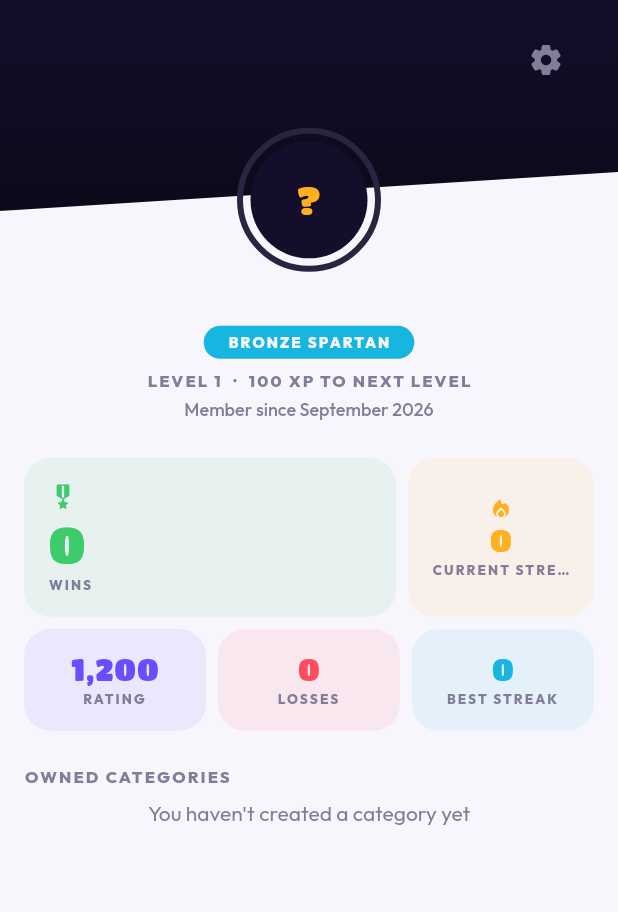
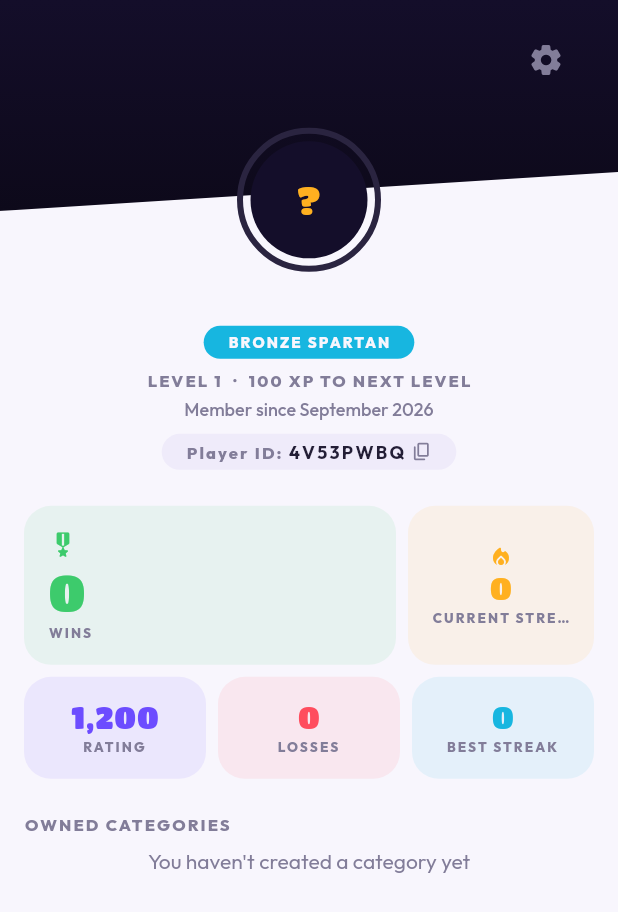
Before and after one commit to RonySaadeh/Tahadi-al-amaliqa, a Flutter app: the ProfileScreen screen opened directly, in the side drawer, after a tap on the "settings" icon, on a phone screen of 412 x 824 dp. Shown: the top 912 px of the screen. Run offline on Flutter 3.47's test engine with Material 3 defaults, Android fonts, the phone set to English and light mode, and no system bars; our stand-ins replace cloud_firestore, cloud_functions, confetti, connectivity_plus, equatable, firebase_auth and 7 more; accounts and stored records are empty; generated files the repository leaves out were written again.

Commit message:
Fix friend search/loading, add Player IDs, and fix status-bar collision
Friends "not existing" + stuck loading: the friendships/duels read rules
ORed two different resource.data fields (fromUserId/toUserId,
player1Id/player2Id), which Firestore silently refuses to validate for a
list query that only filters one of those fields — the client's merge-two-
queries workaround for this then swallowed the resulting permission error
(no onError on the stream .listen calls), leaving the friends list and
recent-duels list stuck in perpetual loading. Fixed by writing a
participantIds array on both docs and switching both the rules and the
client queries to a single array-contains query, which Firestore can prove
safe. Also fixed searchUsers being case-sensitive.

Added a Player ID: an 8-character shareable code generated per account,
shown with a copy button on the profile screen, and searchable alongside
name. Existing accounts self-heal their missing playerId/displayNameLower
the next time they open their profile.

Fixed the arena header content (avatar, name, settings icon) rendering
under the phone's status bar/notch — ArenaPanel now adds the device's top
safe-area inset to its content padding while keeping its background
full-bleed.

Co-Authored-By: Claude Sonnet 5 <noreply@anthropic.com>
Claude-Session: https://claude.ai/code/session_01KVuZ5vGDi7gdiYpazC7Vn2

```diff
--- a/lib/core/widgets/arena_panel.dart
+++ b/lib/core/widgets/arena_panel.dart
@@ -43,8 +43,14 @@ class ArenaPanel extends StatelessWidget {
         ),
         // The clip eats into the bottom-right corner, so anything sitting at
         // the bottom of the panel needs the slant added back as padding or
-        // it gets sliced.
-        padding: padding.add(EdgeInsets.only(bottom: slantHeight)),
+        // it gets sliced. The status bar/notch height is added to the top
+        // for the same kind of reason: every caller uses this panel as a
+        // full-bleed screen-top hero with no `AppBar`/`SafeArea` of its own
+        // (that's the whole point — see the class doc), so without this the
+        // panel's own content (a title, an avatar row, a settings icon)
+        // would render right up against the device's status bar instead of
+        // just the background gradient bleeding under it.
+        padding: padding.add(EdgeInsets.only(top: MediaQuery.paddingOf(context).top, bottom: slantHeight)),
         child: child,
       ),
     );
--- a/lib/data/models/user_model.dart
+++ b/lib/data/models/user_model.dart
@@ -1,3 +1,5 @@
+import 'dart:math';
+
 import 'package:cloud_firestore/cloud_firestore.dart';
 import 'package:equatable/equatable.dart';
 
@@ -13,6 +15,7 @@ import '../../core/constants/app_constants.dart';
 class UserModel extends Equatable {
   const UserModel({
     required this.uid,
+    required this.playerId,
     required this.displayName,
     required this.email,
     this.photoUrl,
@@ -29,6 +32,13 @@ class UserModel extends Equatable {
   });
 
   final String uid;
+
+  /// A short, shareable code (e.g. `K7QX2M9P`) a player can hand another
+  /// player so they can find and add them without knowing/typing an exact
+  /// display name — see [generatePlayerId] and
+  /// `FriendsRepository.searchUsers`. Generated once at account creation and
+  /// never changes.
+  final String playerId;
   final String displayName;
   final String email;
   final String? photoUrl;
@@ -59,10 +69,27 @@ class UserModel extends Equatable {
 
   int winsInCategory(String categoryId) => categoryWins[categoryId] ?? 0;
 
+  /// An 8-character shareable code from an alphabet with the visually
+  /// confusable characters (`0`/`O`, `1`/`I`/`L`) removed, so a code read
+  /// aloud or copy-pasted is never ambiguous. Not guaranteed globally unique
+  /// the way `uid` is — at 32^8 (~1.1 trillion) combinations a collision is
+  /// astronomically unlikely for this app's scale, and a duplicate would
+  /// only ever mean `searchUsers`'s exact-match returns two people instead
+  /// of one, never a security issue (it's a public handle, not a secret).
+  static String generatePlayerId({Random? random}) {
+    const alphabet = '23456789ABCDEFGHJKMNPQRSTUVWXYZ';
+    final rng = random ?? Random.secure();
+    return List.generate(8, (_) => alphabet[rng.nextInt(alphabet.length)]).join();
+  }
+
   factory UserModel.fromFirestore(DocumentSnapshot<Map<String, dynamic>> doc) {
     final data = doc.data() ?? <String, dynamic>{};
     return UserModel(
       uid: doc.id,
+      // Empty for accounts created before Player ID shipped — self-healed
+      // on their next profile-screen visit, see `ProfileScreen`'s
+      // `ref.listen(currentUserProvider, ...)`.
+      playerId: data['playerId'] as String? ?? '',
       displayName: data['displayName'] as String? ?? '',
       email: data['email'] as String? ?? '',
       photoUrl: data['photoUrl'] as String?,
@@ -93,7 +120,9 @@ class UserModel extends Equatable {
 
   /// Full document written once, on first sign-in only.
   Map<String, dynamic> toInitialFirestoreMap() => {
+    'playerId': playerId,
     'displayName': displayName,
+    'displayNameLower': displayName.toLowerCase(),
     'email': email,
     'photoUrl': photoUrl,
     'elo': AppConstants.startingElo,
@@ -108,13 +137,24 @@ class UserModel extends Equatable {
 
   /// The only fields a client is allowed to update directly (matches
   /// `firestore.rules`). Everything score-related goes through Cloud
-  /// Functions instead.
+  /// Functions instead. `displayNameLower` is derived and kept in lockstep
+  /// with `displayName` here rather than left for the caller to remember —
+  /// `firestore.rules` also re-derives and checks it.
   static Map<String, dynamic> editableFields({String? displayName, String? photoUrl, String? locale}) {
     return {
       if (displayName != null) 'displayName': displayName,
+      if (displayName != null) 'displayNameLower': displayName.toLowerCase(),
       if (photoUrl != null) 'photoUrl': photoUrl,
       if (locale != null) 'locale': locale,
     };
+  }
+
+  /// One-time repair for an account created before Player ID /
+  /// case-insensitive search existed — see `firestore.rules`'s
+  /// `!('playerId' in resource.data)` update branch, which only allows this
+  /// exact write, and only once.
+  static Map<String, dynamic> legacyBackfillFields({required String playerId, required String displayName}) {
+    return {'playerId': playerId, 'displayNameLower': displayName.toLowerCase()};
   }
 
   UserModel copyWith({
@@ -132,6 +172,7 @@ class UserModel extends Equatable {
   }) {
     return UserModel(
       uid: uid,
+      playerId: playerId,
       displayName: displayName ?? this.displayName,
       email: email,
       photoUrl: photoUrl ?? this.photoUrl,
@@ -151,6 +192,7 @@ class UserModel extends Equatable {
   @override
   List<Object?> get props => [
     uid,
+    playerId,
     displayName,
     email,
     photoUrl,
--- a/lib/data/repositories/user_repository.dart
+++ b/lib/data/repositories/user_repository.dart
@@ -46,6 +46,15 @@ class UserRepository {
     await _firestore.users.doc(uid).update(updates);
   }
 
+  /// One-time repair for an account created before `playerId` existed — see
+  /// [UserModel.legacyBackfillFields] and the matching narrow update path in
+  /// `firestore.rules` that only allows this while `playerId` is absent.
+  Future<void> backfillLegacyProfileFields(String uid, {required String playerId, required String displayName}) {
+    return _firestore.users
+        .doc(uid)
+        .update(UserModel.legacyBackfillFields(playerId: playerId, displayName: displayName));
+  }
+
   /// Fetches multiple profiles in one batch, e.g. to show opponent names in
   /// a duel history list. Firestore `whereIn` is capped at 30 ids.
   Future<List<UserModel>> getUsersByIds(List<String> uids) async {
--- a/lib/features/auth/auth_controller.dart
+++ b/lib/features/auth/auth_controller.dart
@@ -72,6 +72,7 @@ class AuthController extends Notifier<AsyncValue<void>> {
     await userRepository.createInitialProfile(
       UserModel(
         uid: user.uid,
+        playerId: UserModel.generatePlayerId(),
         displayName: user.displayName ?? fallbackDisplayName ?? user.email?.split('@').first ?? 'Player',
         email: user.email ?? '',
         photoUrl: user.photoURL,
--- a/lib/features/profile/profile_controller.dart
+++ b/lib/features/profile/profile_controller.dart
@@ -1,6 +1,8 @@
 import 'package:flutter_riverpod/flutter_riverpod.dart';
 
 import '../../core/providers/core_providers.dart';
+import '../../data/models/user_model.dart';
+import '../home/home_controller.dart';
 
 /// The profile screen reuses `currentUserProvider` from the home feature
 /// (see `features/home/home_controller.dart`) and `myCategoriesProvider`
@@ -35,8 +37,37 @@ class ProfileController extends Notifier<AsyncValue<void>> {
       await ref.read(userRepositoryProvider).updateProfile(uid, locale: locale);
     });
   }
+
+  /// Called from `ProfileScreen` the moment it sees the signed-in player's
+  /// own doc missing a `playerId` — an account created before that field
+  /// existed. `firestore.rules` only allows this exact write while
+  /// `playerId` is still absent, so it's safe to call this unconditionally
+  /// every time that's true rather than tracking "have I already tried".
+  Future<void> backfillLegacyPlayerId(UserModel user) async {
+    if (user.playerId.isNotEmpty) return;
+    await ref
+        .read(userRepositoryProvider)
+        .backfillLegacyProfileFields(
+          user.uid,
+          playerId: UserModel.generatePlayerId(),
+          displayName: user.displayName,
+        );
+  }
 }
 
 final profileControllerProvider = NotifierProvider<ProfileController, AsyncValue<void>>(
   ProfileController.new,
 );
+
+/// Self-heals an account created before Player ID existed, the moment its
+/// own profile doc is seen missing one — same "run a side effect as a
+/// plain `Provider<void>` reacts" pattern as `presenceControllerProvider`
+/// in `core_providers.dart`. Watched from `ProfileScreen`; harmless to
+/// re-run on every `currentUserProvider` emission (e.g. a presence
+/// heartbeat) since it's a no-op once `playerId` is no longer empty.
+final playerIdBackfillProvider = Provider<void>((ref) {
+  final user = ref.watch(currentUserProvider).value;
+  if (user != null && user.playerId.isEmpty) {
+    ref.read(profileControllerProvider.notifier).backfillLegacyPlayerId(user);
+  }
+});
--- a/lib/features/profile/screens/profile_screen.dart
+++ b/lib/features/profile/screens/profile_screen.dart
@@ -1,4 +1,5 @@
 import 'package:flutter/material.dart';
+import 'package:flutter/services.dart';
 import 'package:flutter_riverpod/flutter_riverpod.dart';
 
 import '../../../core/theme/app_colors.dart';
@@ -66,6 +67,12 @@ class ProfileScreen extends ConsumerWidget {
     );
   }
 
+  void _copyPlayerId(BuildContext context, WidgetRef ref, String playerId) {
+    final l10n = AppLocalizations.of(context)!;
+    Clipboard.setData(ClipboardData(text: playerId));
+    ScaffoldMessenger.of(context).showSnackBar(SnackBar(content: Text(l10n.profilePlayerIdCopied)));
+  }
+
   @override
   Widget build(BuildContext context, WidgetRef ref) {
     final l10n = AppLocalizations.of(context)!;
@@ -73,6 +80,11 @@ class ProfileScreen extends ConsumerWidget {
     final userAsync = ref.watch(currentUserProvider);
     final categoriesAsync = ref.watch(myCategoriesProvider);
     final locale = Localizations.localeOf(context).languageCode;
+
+    // Accounts created before Player ID existed have an empty one — repair
+    // it the moment we see that, so it's ready by the time the user reaches
+    // for the copy button below. See `playerIdBackfillProvider`.
+    ref.watch(playerIdBackfillProvider);
 
     return userAsync.when(
       loading: () => const Scaffold(body: SkeletonList()),
@@ -152,6 +164,10 @@ class ProfileScreen extends ConsumerWidget {
                   style: theme.textTheme.bodySmall,
                 ),
               ),
+              if (user.playerId.isNotEmpty) ...[
+                const SizedBox(height: AppSpacing.sm),
+                Center(child: _PlayerIdChip(playerId: user.playerId, onTap: () => _copyPlayerId(context, ref, user.playerId))),
+              ],
 
               const SizedBox(height: AppSpacing.lg),
               Padding(
@@ -341,6 +357,52 @@ class _LevelRingAvatar extends StatelessWidget {
   }
 }
 
+/// The player's shareable code, styled like a little badge rather than
+/// plain text — it's meant to be noticed and tapped, not just read.
+class _PlayerIdChip extends StatelessWidget {
+  const _PlayerIdChip({required this.playerId, required this.onTap});
+
+  final String playerId;
+  final VoidCallback onTap;
+
+  @override
+  Widget build(BuildContext context) {
+    final l10n = AppLocalizations.of(context)!;
+    final theme = Theme.of(context);
+
+    return Material(
+      color: AppColors.surfaceRaised,
+      borderRadius: BorderRadius.circular(AppSpacing.radiusPill),
+      child: InkWell(
+        onTap: onTap,
+        borderRadius: BorderRadius.circular(AppSpacing.radiusPill),
+        child: Padding(
+          padding: const EdgeInsets.symmetric(horizontal: AppSpacing.md, vertical: AppSpacing.xs),
+          child: Row(
+            mainAxisSize: MainAxisSize.min,
+            children: [
+              Text(
+                '${l10n.profilePlayerIdLabel}: ',
+                style: theme.textTheme.labelSmall?.copyWith(color: AppColors.textSecondary),
+              ),
+              Text(
+                playerId,
+                textDirection: TextDirection.ltr,
+                style: theme.textTheme.labelMedium?.copyWith(
+                  fontWeight: FontWeight.w800,
+                  letterSpacing: 1.5,
+                ),
+              ),
+              const SizedBox(width: AppSpacing.xs),
+              const Icon(Icons.copy_rounded, size: 14, color: AppColors.textSecondary),
+            ],
+          ),
+        ),
+      ),
+    );
+  }
+}
+
 class _Section extends StatelessWidget {
   const _Section({required this.title});
 
--- a/lib/l10n/app_ar.arb
+++ b/lib/l10n/app_ar.arb
@@ -186,6 +186,8 @@
   },
   "profileOwnedCategories": "فئاتي المملوكة",
   "profileEditName": "تعديل الاسم",
+  "profilePlayerIdLabel": "معرّف اللاعب",
+  "profilePlayerIdCopied": "تم نسخ معرّف اللاعب",
   "profileLanguage": "اللغة",
   "profileLanguageArabic": "العربية",
   "profileLanguageEnglish": "English",
@@ -193,7 +195,7 @@
   "playerProfileNeverPlayed": "لم تبارزه بعد",
 
   "friendsTitle": "الأصدقاء",
-  "friendsSearchHint": "ابحث عن لاعبين",
+  "friendsSearchHint": "ابحث بالاسم أو معرّف اللاعب",
   "friendsSearchNoResults": "لم يتم العثور على لاعبين",
   "friendsSendRequest": "إضافة صديق",
   "friendsRequestSent": "تم إرسال الطلب",
--- a/lib/l10n/app_en.arb
+++ b/lib/l10n/app_en.arb
@@ -184,6 +184,8 @@
   },
   "profileOwnedCategories": "Owned categories",
   "profileEditName": "Edit name",
+  "profilePlayerIdLabel": "Player ID",
+  "profilePlayerIdCopied": "Player ID copied",
   "profileLanguage": "Language",
   "profileLanguageArabic": "العربية",
   "profileLanguageEnglish": "English",
@@ -191,7 +193,7 @@
   "playerProfileNeverPlayed": "You haven't dueled yet",
 
   "friendsTitle": "Friends",
-  "friendsSearchHint": "Search for players",
+  "friendsSearchHint": "Search by name or Player ID",
   "friendsSearchNoResults": "No players found",
   "friendsSendRequest": "Add Friend",
   "friendsRequestSent": "Request Sent",
```
Also changed, not shown: firestore.indexes.json (+1 -9 lines), lib/data/repositories/duel_repository.dart (+9 -15 lines), lib/data/repositories/friends_repository.dart (+47 -29 lines), lib/features/duel/duel_controller.dart (+1 -48 lines), lib/features/friends/friends_controller.dart (+5 -47 lines), 4 other files.
